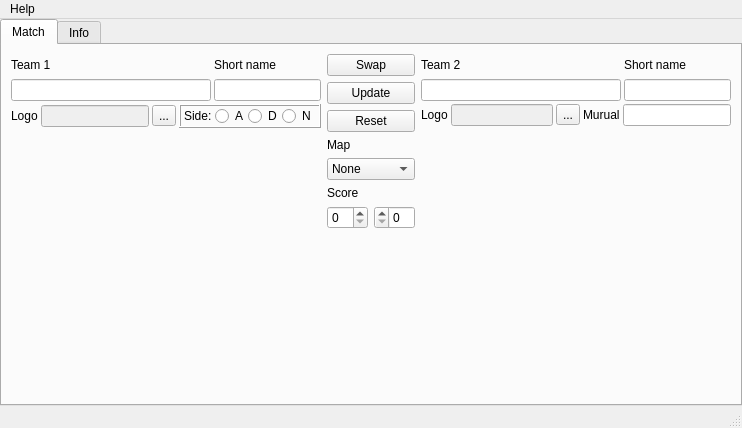
Above: mainwindow.ui from Krutix/ORCs-SBT before the change. Below: the same form after it.
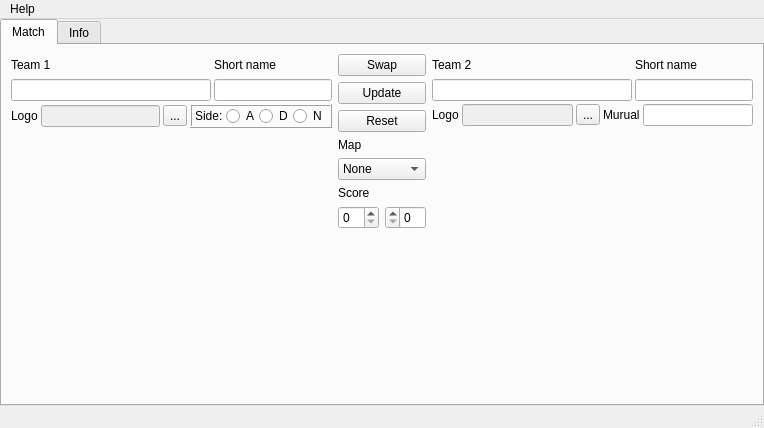
That is the form after the change.

The edit to the form file:
```diff
--- a/mainwindow.ui
+++ b/mainwindow.ui
@@ -6,7 +6,7 @@
    <rect>
     <x>0</x>
     <y>0</y>
-    <width>742</width>
+    <width>764</width>
     <height>428</height>
    </rect>
   </property>
@@ -863,7 +863,7 @@
     <rect>
      <x>0</x>
      <y>0</y>
-     <width>742</width>
+     <width>764</width>
      <height>18</height>
     </rect>
    </property>
```
Left out of the diff: 6 changed lines with no effect on the pictures.
